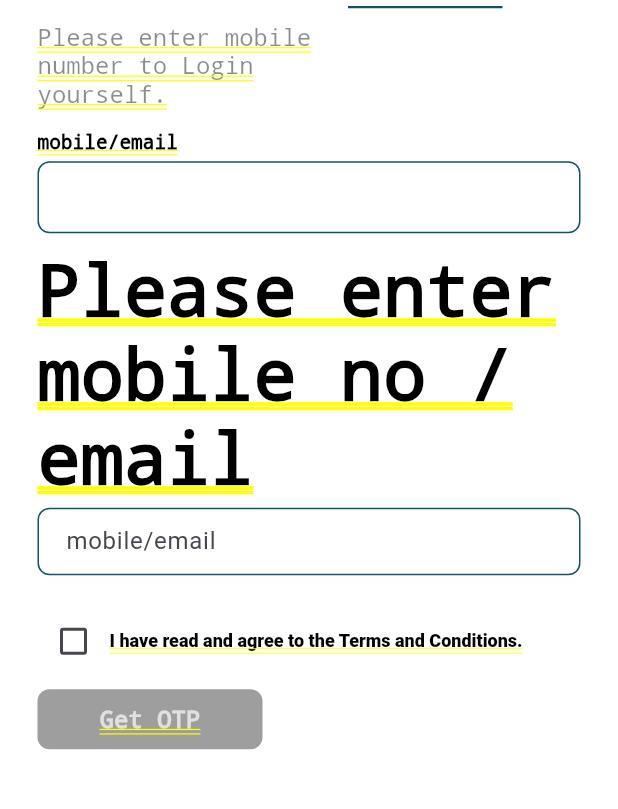
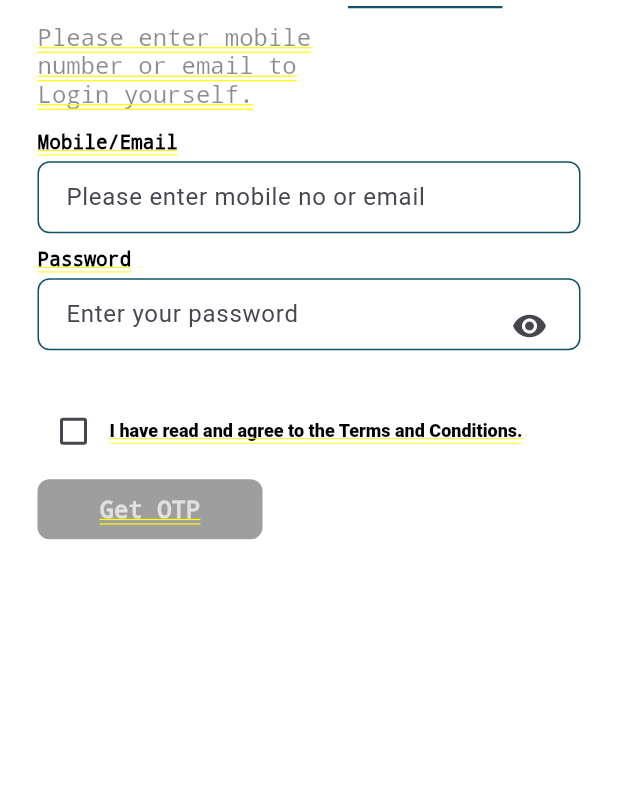
Before and after one commit to AiSense07/website, a Flutter app: the SignUpScreen screen opened by its route, on a phone screen of 412 x 824 dp, the part 306-1115 px from its top. Run offline on Flutter 3.47's test engine with Material 2 defaults, Android fonts, the phone set to English and light mode, and no system bars; our stand-ins replace beamer, cached_network_image, carousel_slider, flutter_easyloading, fluttertoast, pin_code_fields and 2 more; missing offline and left inert: number_paginator, otp_timer_button; network calls fail.

Commit message:
first commit

```diff
--- a/lib/presentation/screen/sign_up_modual/login_screen.dart
+++ b/lib/presentation/screen/sign_up_modual/login_screen.dart
@@ -2,9 +2,9 @@ import 'package:flutter/gestures.dart';
 import 'package:flutter/material.dart';
 
 import '../../../utils/app_color.dart';
-import '../../../utils/app_validators.dart';
 import '../../../utils/helper.dart';
 import '../../widgets/custom_widgets.dart';
+import '../../widgets/text_input.dart';
 
 class LoginScreen extends StatefulWidget {
   const LoginScreen({Key? key}) : super(key: key);
@@ -15,7 +15,9 @@ class LoginScreen extends StatefulWidget {
 
 class _LoginScreenState extends State<LoginScreen> {
   TextEditingController mobile = TextEditingController();
+  TextEditingController pass = TextEditingController();
   bool isMobileValid = false;
+  bool passHide = false;
 
   bool agreeCheckboxValue = false;
 
@@ -27,42 +29,31 @@ class _LoginScreenState extends State<LoginScreen> {
       children: [
         textField(
           controller: mobile,
-          name: "mobile/email",
+          name: "Mobile/Email",
+          hint: "Please enter mobile no or email",
         ),
-        const Text(
-          "Please enter mobile no / email",
-          style: TextStyle(
-            color: Colors.black,
-            letterSpacing: 0,
-          ),
-        ),
-        const SizedBox(height: 5),
-        SizedBox(
-          height: 45,
-          child: TextFormField(
-            controller: mobile,
-            decoration: InputDecoration(
-              contentPadding: const EdgeInsets.symmetric(horizontal: 15),
-              hintText: 'mobile/email',
-              counterText: '',
-              enabledBorder: OutlineInputBorder(
-                borderSide: const BorderSide(width: 1, color: AppColor.primary),
-                borderRadius: BorderRadius.circular(8),
+        Stack(
+          alignment: Alignment.topRight,
+          children: [
+            RegisterTextField(
+              isEmail: true,
+              controller: pass,
+              name: "Password",
+              obscureText: passHide,
+              hint: "Enter your password",
+            ),
+            Padding(
+              padding: const EdgeInsets.only(top: 28, right: 10),
+              child: IconButton(
+                onPressed: () {
+                  setState(() {
+                    passHide = !passHide;
+                  });
+                },
+                icon: Icon(passHide ? Icons.remove_red_eye_outlined : Icons.remove_red_eye),
               ),
-              errorBorder: OutlineInputBorder(
-                borderSide: const BorderSide(width: 1, color: AppColor.primary),
-                borderRadius: BorderRadius.circular(8),
-              ),
-              focusedBorder: OutlineInputBorder(
-                borderSide: const BorderSide(width: 1, color: AppColor.primary),
-                borderRadius: BorderRadius.circular(8),
-              ),
-              border: OutlineInputBorder(
-                borderSide: const BorderSide(width: 1, color: AppColor.primary),
-                borderRadius: BorderRadius.circular(8),
-              ),
-            ),
-          ),
+            )
+          ],
         ),
         const SizedBox(height: 20),
         Row(
--- a/lib/presentation/screen/sign_up_modual/signup_screen.dart
+++ b/lib/presentation/screen/sign_up_modual/signup_screen.dart
@@ -114,7 +114,7 @@ class _SignUpScreenState extends State<SignUpScreen> {
                         margin: const EdgeInsets.only(top: 10),
                         child: Text(
                           !otp
-                              ? "Please enter mobile number to Login yourself."
+                              ? "Please enter mobile number or email to Login yourself."
                               : "Please enter the 8 digit New Password to protect your account.",
                           textAlign: TextAlign.start,
                           style: const TextStyle(
@@ -133,7 +133,6 @@ class _SignUpScreenState extends State<SignUpScreen> {
               valueListenable: isOtp,
               builder: (context, value, _) {
                 return Container(
-                  // height: isRegisterScreen ? 650 : 250,
                   width: 350,
                   decoration: const BoxDecoration(color: Colors.transparent),
                   child: (screen.value) == "Signup"
```
